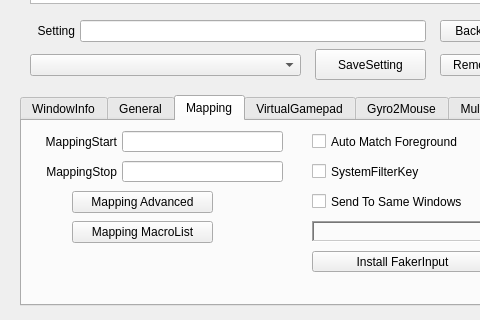
First picture: the form in QKeyMapper/qkeymapper.ui, repository Zalafina/QKeyMapper, before the edit; both pictures show x 0 to 480 and y 350 to 670 of the 1070 by 670 pixel window.
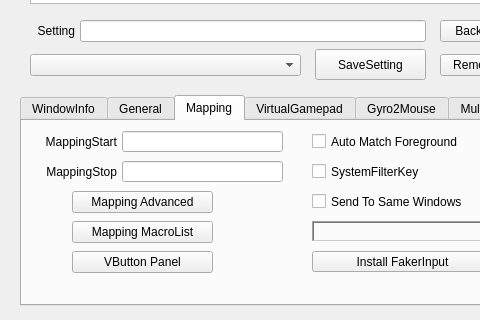
Second picture: the form after the edit. The open tabs and pages were chosen to show the change. Custom widgets are drawn as their Qt base class.

Commit message: Add VButton Mapping.

What changed in the file:
```diff
--- a/QKeyMapper/qkeymapper.ui
+++ b/QKeyMapper/qkeymapper.ui
@@ -1214,6 +1214,25 @@
       <bool>false</bool>
      </property>
     </widget>
+    <widget class="QPushButton" name="vButtonPanelSetupButton">
+     <property name="geometry">
+      <rect>
+       <x>50</x>
+       <y>130</y>
+       <width>141</width>
+       <height>22</height>
+      </rect>
+     </property>
+     <property name="focusPolicy">
+      <enum>Qt::FocusPolicy::NoFocus</enum>
+     </property>
+     <property name="text">
+      <string>VButton Panel</string>
+     </property>
+     <property name="autoDefault">
+      <bool>false</bool>
+     </property>
+    </widget>
     <widget class="QPushButton" name="installFakerInputButton">
      <property name="geometry">
       <rect>
```
Left out of the diff: 2 changed lines with no effect on the pictures. The commit also changes 18 other files.
